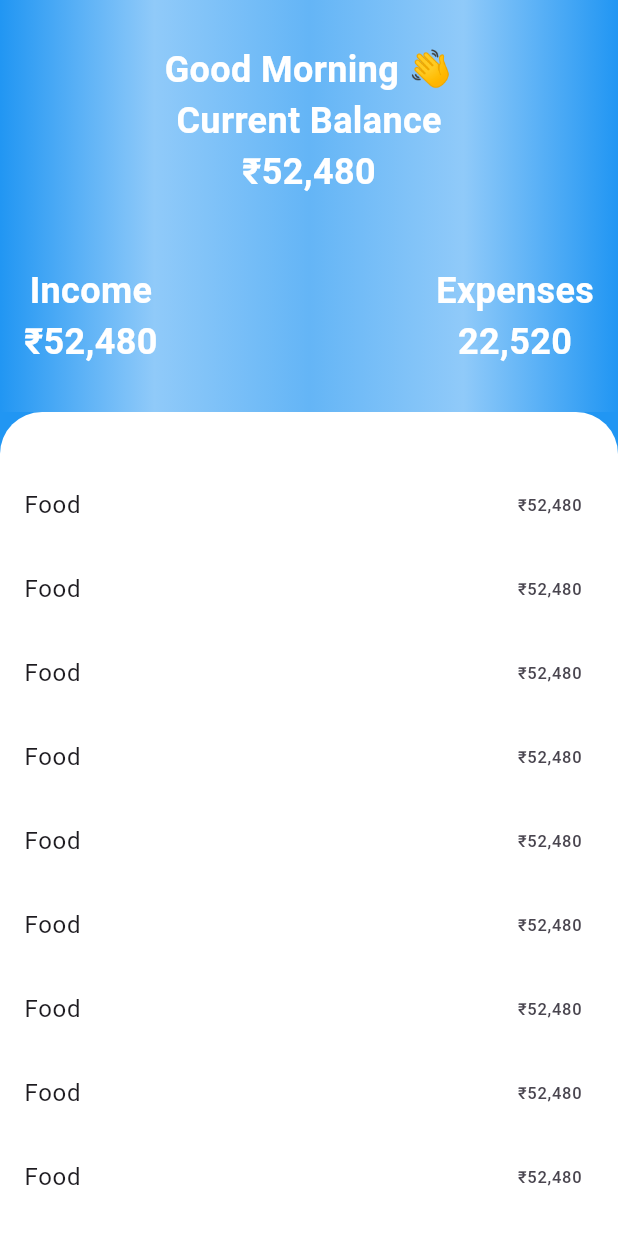
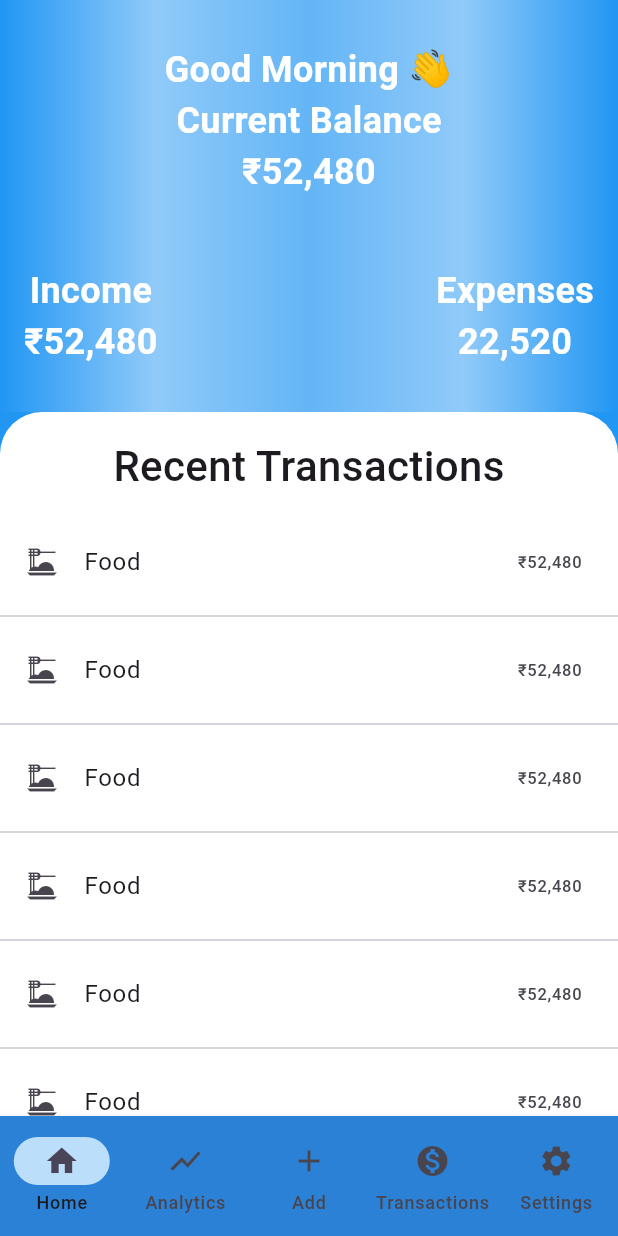
Before and after one commit to ANUJK0004/Expense-tracker-app, a Flutter app: the screen it shows after launch, on a phone screen of 412 x 824 dp. Run offline on Flutter 3.47's test engine with Material 3 defaults, Android fonts, the phone set to English and light mode, and no system bars.

Commit message:
Navigation bar implemented.

```diff
--- a/lib/screens/home_screen.dart
+++ b/lib/screens/home_screen.dart
@@ -109,49 +109,62 @@ class HomeScreen extends StatelessWidget {
               ),
               child: Column(
                 children: [
-                  Text("Recent Transactions", style: textStyle),
+                  Padding(
+                    padding: const EdgeInsets.all(16),
+                    child: Text(
+                      "Recent Transactions",
+                      style: TextStyle(
+                        fontSize: 28,
+                        fontWeight: FontWeight.w500,
+                      ),
+                    ),
+                  ),
                   Expanded(
                     child: ListView(
                       scrollDirection: Axis.vertical,
                       children: [
                         ListTile(
+                          leading: Icon(Icons.dinner_dining),
                           title: Text("Food"),
                           trailing: Text("₹52,480"),
                         ),
+                        Divider(),
                         ListTile(
+                          leading: Icon(Icons.dinner_dining),
                           title: Text("Food"),
                           trailing: Text("₹52,480"),
                         ),
+                        Divider(),
                         ListTile(
+                          leading: Icon(Icons.dinner_dining),
                           title: Text("Food"),
                           trailing: Text("₹52,480"),
                         ),
+                        Divider(),
                         ListTile(
+                          leading: Icon(Icons.dinner_dining),
                           title: Text("Food"),
                           trailing: Text("₹52,480"),
                         ),
+                        Divider(),
                         ListTile(
+                          leading: Icon(Icons.dinner_dining),
                           title: Text("Food"),
                           trailing: Text("₹52,480"),
                         ),
+                        Divider(),
                         ListTile(
+                          leading: Icon(Icons.dinner_dining),
                           title: Text("Food"),
                           trailing: Text("₹52,480"),
                         ),
+                        Divider(),
                         ListTile(
+                          leading: Icon(Icons.dinner_dining),
                           title: Text("Food"),
                           trailing: Text("₹52,480"),
                         ),
-                        ListTile(
-                          title: Text("Food"),
-                          trailing: Text("₹52,480"),
-                        ),
-                        ListTile(
-                          title: Text("Food"),
-                          trailing: Text("₹52,480"),
-                        ),
-
-                        // Card(),
+                        Divider(),
                       ],
                     ),
                   ),
@@ -161,6 +174,61 @@ class HomeScreen extends StatelessWidget {
           ),
         ],
       ),
+      bottomNavigationBar : NavigationBar(
+          selectedIndex: 0,
+          indicatorColor: Colors.blue.shade100,
+          shadowColor: Colors.blue.shade100,
+          onDestinationSelected: (int index) {
+            if (index == 2) {
+              showModalBottomSheet(
+                context: context,
+                builder: (context) => Container(
+                  height: MediaQuery.of(context).size.height / 2,
+                  width: MediaQuery.of(context).size.width,
+                  decoration:BoxDecoration(
+                      color: Colors.white,
+                      borderRadius: BorderRadius.only(topLeft: Radius.circular(23), topRight: Radius.circular(23))),
+                  child: Column(
+                    children: [
+                      Padding(
+                        padding: const EdgeInsets.all(16),
+                        child: Text(
+                          "Add Expense",
+                          style: TextStyle(
+                            fontSize: 28,
+                            fontWeight: FontWeight.w500,
+                          ),
+                        ),
+                      ),
+                    ],
+                  ),
+                ),
+              );
+            }
+            // else if(index == 2){
+            //   Navigator.pushNamed(context, '/settings');
+            // }
+          },
+          backgroundColor: Colors.blue.shade700,
+          surfaceTintColor: Colors.blue.shade100,
+          elevation: 5,
+          destinations: [
+            NavigationDestination(icon: Icon(Icons.home), label: "Home"),
+            NavigationDestination(
+              icon: Icon(Icons.show_chart),
+              label: "Analytics",
+            ),
+            NavigationDestination(icon: Icon(Icons.add), label: "Add"),
+            NavigationDestination(
+              icon: Icon(Icons.monetization_on),
+              label: "Transactions",
+            ),
+            NavigationDestination(
+              icon: Icon(Icons.settings),
+              label: "Settings",
+            ),
+          ]
+      ),
     );
   }
 }
```
